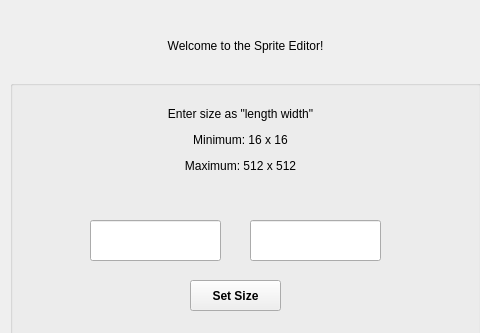
The window that mainwindow.ui (KaiokenBro/Sprite-Editor) describes before a commit, drawn with Qt 5; both pictures show x 150 to 630 and y 0 to 333 of the 802 by 611 pixel window.
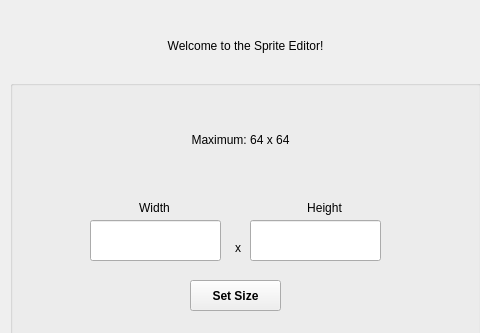
The same window after the commit.

Diff of the .ui file:
```diff
--- a/mainwindow.ui
+++ b/mainwindow.ui
@@ -140,7 +140,7 @@
       </rect>
      </property>
      <property name="text">
-      <string>&lt;html&gt;&lt;head/&gt;&lt;body&gt;&lt;p&gt;Enter size as &amp;quot;length width&amp;quot;&lt;/p&gt;&lt;p&gt;Minimum: 16 x 16&lt;/p&gt;&lt;p&gt;Maximum: 512 x 512&lt;/p&gt;&lt;/body&gt;&lt;/html&gt;</string>
+      <string>&lt;html&gt;&lt;head/&gt;&lt;body&gt;&lt;p&gt;Maximum: 64 x 64&lt;/p&gt;&lt;/body&gt;&lt;/html&gt;</string>
      </property>
      <property name="alignment">
       <set>Qt::AlignmentFlag::AlignCenter</set>
@@ -156,6 +156,54 @@
       </rect>
      </property>
     </widget>
+    <widget class="QLabel" name="xLabel">
+     <property name="geometry">
+      <rect>
+       <x>220</x>
+       <y>160</y>
+       <width>16</width>
+       <height>16</height>
+      </rect>
+     </property>
+     <property name="text">
+      <string>x</string>
+     </property>
+     <property name="alignment">
+      <set>Qt::AlignmentFlag::AlignCenter</set>
+     </property>
+    </widget>
+    <widget class="QLabel" name="widthLabel">
+     <property name="geometry">
+      <rect>
+       <x>120</x>
+       <y>120</y>
+       <width>49</width>
+       <height>16</height>
+      </rect>
+     </property>
+     <property name="text">
+      <string>Width</string>
+     </property>
+     <property name="alignment">
+      <set>Qt::AlignmentFlag::AlignCenter</set>
+     </property>
+    </widget>
+    <widget class="QLabel" name="heightLabel">
+     <property name="geometry">
+      <rect>
+       <x>290</x>
+       <y>120</y>
+       <width>49</width>
+       <height>16</height>
+      </rect>
+     </property>
+     <property name="text">
+      <string>Height</string>
+     </property>
+     <property name="alignment">
+      <set>Qt::AlignmentFlag::AlignCenter</set>
+     </property>
+    </widget>
    </widget>
    <widget class="QLabel" name="welcomeLabel">
     <property name="geometry">
```
Left out of the diff: 2 changed lines with no effect on the pictures.
